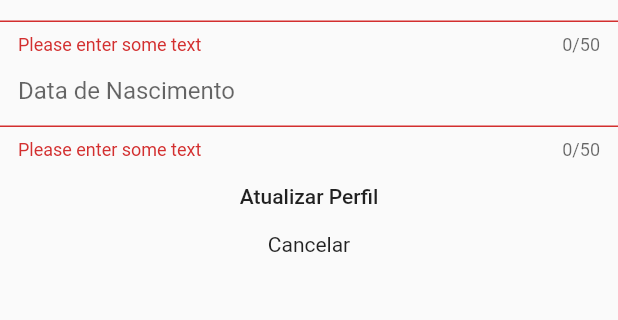
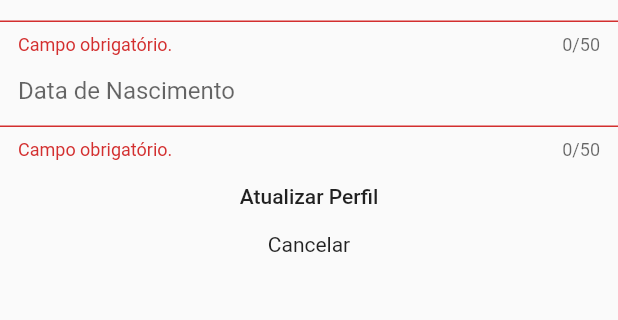
Before and after one commit to leonardowille/SistemasDeInformacao, a Flutter app: the EditProfilePage screen opened directly, after a tap on "Atualizar Perfil", on a phone screen of 412 x 824 dp, the part 50-370 px from its top. Run offline on Flutter 3.47's test engine with Material 2 defaults, Android fonts, the phone set to English and light mode, and no system bars; our stand-ins replace dio, shared_preferences; accounts and stored records are empty.

Commit message:
examApp/feat: Add validations and edit exam

```diff
--- a/ProjetoIntegrador/exam_app/lib/uiComponents/examsTab.dart
+++ b/ProjetoIntegrador/exam_app/lib/uiComponents/examsTab.dart
@@ -5,7 +5,7 @@ import 'package:flutter/material.dart';
 class ExamTab extends StatelessWidget {
   _goToExam(context) {
     Navigator.push(
-        context, MaterialPageRoute(builder: (context) => ExamPage()));
+        context, MaterialPageRoute(builder: (context) => ExamPage.startPage()));
   }
 
   @override
--- a/ProjetoIntegrador/exam_app/lib/validators/emailValidator.dart
+++ b/ProjetoIntegrador/exam_app/lib/validators/emailValidator.dart
@@ -2,10 +2,15 @@ import 'package:examapp/validators/notEmptyValidator.dart';
 import 'package:examapp/validators/validator.dart';
 
 class EmailValidator implements Validator {
+  static final RegExp EMAIL_REGEX = new RegExp(
+      r'^(([^<>()[\]\\.,;:\s@\"]+(\.[^<>()[\]\\.,;:\s@\"]+)*)|(\".+\"))@((\[[0-9]{1,3}\.[0-9]{1,3}\.[0-9]{1,3}\.[0-9]{1,3}\])|(([a-zA-Z\-0-9]+\.)+[a-zA-Z]{2,}))$');
+
   @override
   String validate(String value) {
-     String validate = NotEmptyValidator().validate(value);
-    // TODO: build validation
+    String validate = NotEmptyValidator().validate(value);
+    if (validate == null && !EMAIL_REGEX.hasMatch(value)) {
+      validate = "E-mail inválido";
+    }
     return validate;
   }
 }
--- a/ProjetoIntegrador/exam_app/lib/validators/nameValidator.dart
+++ b/ProjetoIntegrador/exam_app/lib/validators/nameValidator.dart
@@ -3,10 +3,16 @@ import 'package:examapp/validators/validator.dart';
 import 'notEmptyValidator.dart';
 
 class NameValidator implements Validator {
+  static final RegExp NAME_REGEX = new RegExp(
+      r"^([a-zA-Z]{2,}\s[a-zA-z]{1,}'?-?[a-zA-Z]{2,}\s?([a-zA-Z]{1,})?)",
+      caseSensitive: false);
+
   @override
   String validate(String value) {
     String validate = NotEmptyValidator().validate(value);
-    // TODO: build validation
+    if (validate == null && !NAME_REGEX.hasMatch(value)) {
+      validate = "Deve ser informado o nome completo.";
+    }
     return validate;
   }
 }
--- a/ProjetoIntegrador/exam_app/lib/validators/notEmptyValidator.dart
+++ b/ProjetoIntegrador/exam_app/lib/validators/notEmptyValidator.dart
@@ -4,9 +4,8 @@ class NotEmptyValidator extends Validator {
   @override
   String validate(String value) {
     if (value.isEmpty) {
-      return 'Please enter some text';
+      return 'Campo obrigatório.';
     }
-    // TODO: build validation
     return null;
   }
 }
--- a/ProjetoIntegrador/exam_app/lib/validators/passwordValidator.dart
+++ b/ProjetoIntegrador/exam_app/lib/validators/passwordValidator.dart
@@ -6,7 +6,9 @@ class PasswordValidator implements Validator {
   @override
   String validate(String value) {
     String validate = NotEmptyValidator().validate(value);
-    // TODO: build validation
+    if (validate == null && value.length < 6) {
+      validate = "A senha deve conter no mínimo 6 caracteres.";
+    }
     return validate;
   }
 }
```
Also changed, not shown: ProjetoIntegrador/exam_app/lib/api/examApi.dart (+8 -0 lines), ProjetoIntegrador/exam_app/lib/pages/examPage.dart (+7 -3 lines), ProjetoIntegrador/exam_app/lib/services/examService.dart (+6 -2 lines), ProjetoIntegrador/exam_app/lib/uiComponents/examListItem.dart (+15 -0 lines), 1 other file.
